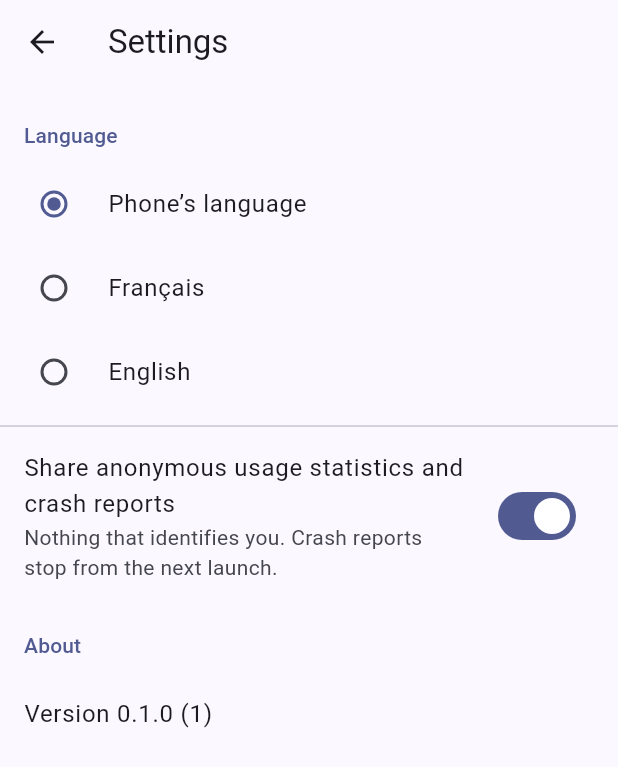
After one commit to Richard-DEPIERRE/deroches-apps, a Flutter app: the screen it shows after launch, after a tap on "Skip", after a tap on the "settings" icon, on a phone screen of 412 x 824 dp. The commit adds this screen. Shown: the top 767 px of the screen. Run offline on Flutter 3.47's test engine with Material 3 defaults, Android fonts, the phone set to English and light mode, and no system bars; our stand-ins replace file_picker, package_info_plus, sentry_flutter; missing offline and left inert: posthog_flutter, purchases_flutter.

Commit message:
DAPP-32: settings screen with language and the statistics switch (part 1)
- SettingsScreen: the app's own sections, then language (French, English
  or the phone's), the "Share anonymous usage statistics and crash reports"
  switch, and the version and build.
- KitApp takes the kit state; its saved language wins over the device's
  and applies at once (replaces the unsaved languageOverride notifier).
- startCrashReporting takes the kit state and starts nothing while the
  switch is off or the state is unknown (ADR 0005, section 2); the sample
  app loads the kit state first.

Restore purchases and backup come in part 2, rate, support and legal
links in part 3.

Co-Authored-By: Claude Opus 5.5 <noreply@anthropic.com>

```diff
--- a/apps/kit_example/lib/main.dart
+++ b/apps/kit_example/lib/main.dart
@@ -1,5 +1,3 @@
-import 'dart:async';
-
 import 'package:app_kit/app_kit.dart';
 import 'package:flutter/material.dart';
 import 'package:path_provider/path_provider.dart';
@@ -31,6 +29,7 @@ Widget buildApp({
   return KitApp(
     config: exampleConfig,
     crashReporter: crashReporter,
+    kitState: kitState,
     seedColor: Colors.indigo,
     localizationsDelegates: const [ExampleLocalizations.delegate],
     home: (context) {
@@ -50,7 +49,7 @@ Widget buildApp({
             illustration: const _Art(Icons.lock),
           ),
         ],
-        child: const PlaceholderHome(),
+        child: PlaceholderHome(settings: (_) => SettingsScreen(kitState: kitState)),
       );
     },
   );
@@ -58,10 +57,12 @@ Widget buildApp({
 
 Future<void> main() async {
   WidgetsFlutterBinding.ensureInitialized();
+  final directory = await getApplicationSupportDirectory();
+  final kitState = KitStateController(directory: directory, appId: exampleConfig.slug);
+  // Read first: crash reporting starts only while the statistics switch is on (ADR 0005).
+  await kitState.load();
   // Sends nothing here: the sample app has no Sentry DSN, and debug builds never send.
-  final crashReporter = await startCrashReporting(exampleConfig);
-  final kitState = KitStateController(directory: await getApplicationSupportDirectory(), appId: exampleConfig.slug);
-  unawaited(kitState.load());
+  final crashReporter = await startCrashReporting(exampleConfig, kitState: kitState);
   // Sends nothing here either: the sample app has no PostHog key.
   final analytics = await startAnalytics(
     exampleConfig,
@@ -91,13 +92,24 @@ class _Art extends StatelessWidget {
 
 /// Shows the wiring works: the app's name from its config, its own strings.
 class PlaceholderHome extends StatelessWidget {
-  const PlaceholderHome({super.key});
+  const PlaceholderHome({super.key, required this.settings});
+
+  final WidgetBuilder settings;
 
   @override
   Widget build(BuildContext context) {
     final lang = Localizations.localeOf(context).languageCode;
     return Scaffold(
-      appBar: AppBar(title: Text(KitScope.of(context).config.names[lang]!)),
+      appBar: AppBar(
+        title: Text(KitScope.of(context).config.names[lang]!),
+        actions: [
+          IconButton(
+            icon: const Icon(Icons.settings_outlined),
+            tooltip: KitLocalizations.of(context).settingsTitle,
+            onPressed: () => Navigator.of(context).push(MaterialPageRoute<void>(builder: settings)),
+          ),
+        ],
+      ),
       body: SafeArea(
         child: SingleChildScrollView(
           padding: const EdgeInsets.all(24),
--- a/packages/app_kit/lib/app_kit.dart
+++ b/packages/app_kit/lib/app_kit.dart
@@ -20,3 +20,4 @@ export 'src/purchases/paywall_gate.dart';
 export 'src/purchases/paywall_screen.dart';
 export 'src/purchases/purchases.dart';
 export 'src/purchases/revenuecat_purchases.dart' show RevenueCatPurchases;
+export 'src/settings/settings_screen.dart';
--- a/packages/app_kit/lib/l10n/kit_en.arb
+++ b/packages/app_kit/lib/l10n/kit_en.arb
@@ -168,5 +168,49 @@
   "paywallLoading": "Loading prices",
   "@paywallLoading": {
     "description": "Screen-reader label while the store's prices load."
+  },
+  "settingsTitle": "Settings",
+  "@settingsTitle": {
+    "description": "Title of the settings screen."
+  },
+  "settingsLanguage": "Language",
+  "@settingsLanguage": {
+    "description": "Header of the language choice in settings."
+  },
+  "settingsLanguageDevice": "Phone’s language",
+  "@settingsLanguageDevice": {
+    "description": "Language choice that follows the phone's language (French or English, English otherwise)."
+  },
+  "settingsStatistics": "Share anonymous usage statistics and crash reports",
+  "@settingsStatistics": {
+    "description": "Settings switch (ADR 0005, section 2): it covers analytics and crash reports. Must name crash reports."
+  },
+  "settingsStatisticsDetail": "Nothing that identifies you. Crash reports stop from the next launch.",
+  "@settingsStatisticsDetail": {
+    "description": "Under the statistics switch: what is sent, and when turning it off takes effect for crash reports."
+  },
+  "settingsAbout": "About",
+  "@settingsAbout": {
+    "description": "Header of the about section in settings (the app version)."
+  },
+  "settingsVersion": "Version {version} ({build})",
+  "@settingsVersion": {
+    "description": "The app's version and build number, in settings.",
+    "placeholders": {
+      "version": {
+        "type": "String"
+      },
+      "build": {
+        "type": "String"
+      }
+    }
+  },
+  "settingsLanguageFrench": "Français",
+  "@settingsLanguageFrench": {
+    "description": "French, written in French in both languages."
+  },
+  "settingsLanguageEnglish": "English",
+  "@settingsLanguageEnglish": {
+    "description": "English, written in English in both languages."
   }
 }
--- a/packages/app_kit/lib/l10n/kit_fr.arb
+++ b/packages/app_kit/lib/l10n/kit_fr.arb
@@ -28,5 +28,14 @@
   "paywallRestore": "Restaurer les achats",
   "paywallTerms": "Conditions",
   "paywallPrivacy": "Confidentialité",
-  "paywallLoading": "Chargement des prix"
+  "paywallLoading": "Chargement des prix",
+  "settingsTitle": "Réglages",
+  "settingsLanguage": "Langue",
+  "settingsLanguageDevice": "Langue du téléphone",
+  "settingsStatistics": "Partager des statistiques d’utilisation et des rapports de plantage anonymes",
+  "settingsStatisticsDetail": "Rien qui vous identifie. Les rapports de plantage s’arrêtent au prochain lancement.",
+  "settingsAbout": "À propos",
+  "settingsVersion": "Version {version} ({build})",
+  "settingsLanguageFrench": "Français",
+  "settingsLanguageEnglish": "English"
 }
--- a/packages/app_kit/lib/l10n/kit_localizations.dart
+++ b/packages/app_kit/lib/l10n/kit_localizations.dart
@@ -271,6 +271,60 @@ abstract class KitLocalizations {
   /// In en, this message translates to:
   /// **'Loading prices'**
   String get paywallLoading;
+
+  /// Title of the settings screen.
+  ///
+  /// In en, this message translates to:
+  /// **'Settings'**
+  String get settingsTitle;
+
+  /// Header of the language choice in settings.
+  ///
+  /// In en, this message translates to:
+  /// **'Language'**
+  String get settingsLanguage;
+
+  /// Language choice that follows the phone's language (French or English, English otherwise).
+  ///
+  /// In en, this message translates to:
+  /// **'Phone’s language'**
+  String get settingsLanguageDevice;
+
+  /// Settings switch (ADR 0005, section 2): it covers analytics and crash reports. Must name crash reports.
+  ///
+  /// In en, this message translates to:
+  /// **'Share anonymous usage statistics and crash reports'**
+  String get settingsStatistics;
+
+  /// Under the statistics switch: what is sent, and when turning it off takes effect for crash reports.
+  ///
+  /// In en, this message translates to:
+  /// **'Nothing that identifies you. Crash reports stop from the next launch.'**
+  String get settingsStatisticsDetail;
+
+  /// Header of the about section in settings (the app version).
+  ///
+  /// In en, this message translates to:
+  /// **'About'**
+  String get settingsAbout;
+
+  /// The app's version and build number, in settings.
+  ///
+  /// In en, this message translates to:
+  /// **'Version {version} ({build})'**
+  String settingsVersion(String version, String build);
+
+  /// French, written in French in both languages.
+  ///
+  /// In en, this message translates to:
+  /// **'Français'**
+  String get settingsLanguageFrench;
+
+  /// English, written in English in both languages.
+  ///
+  /// In en, this message translates to:
+  /// **'English'**
+  String get settingsLanguageEnglish;
 }
 
 class _KitLocalizationsDelegate
--- a/packages/app_kit/lib/l10n/kit_localizations_en.dart
+++ b/packages/app_kit/lib/l10n/kit_localizations_en.dart
@@ -177,4 +177,35 @@ class KitLocalizationsEn extends KitLocalizations {
 
   @override
   String get paywallLoading => 'Loading prices';
+
+  @override
+  String get settingsTitle => 'Settings';
+
+  @override
+  String get settingsLanguage => 'Language';
+
+  @override
+  String get settingsLanguageDevice => 'Phone’s language';
+
+  @override
+  String get settingsStatistics =>
+      'Share anonymous usage statistics and crash reports';
+
+  @override
+  String get settingsStatisticsDetail =>
+      'Nothing that identifies you. Crash reports stop from the next launch.';
+
+  @override
+  String get settingsAbout => 'About';
+
+  @override
+  String settingsVersion(String version, String build) {
+    return 'Version $version ($build)';
+  }
+
+  @override
+  String get settingsLanguageFrench => 'Français';
+
+  @override
+  String get settingsLanguageEnglish => 'English';
 }
--- a/packages/app_kit/lib/src/app/kit_app.dart
+++ b/packages/app_kit/lib/src/app/kit_app.dart
@@ -4,6 +4,7 @@ import 'package:flutter/material.dart';
 import '../../l10n/kit_localizations.dart';
 import '../config/app_config.dart';
 import '../crash/crash_reporter.dart';
+import '../data/kit_state.dart';
 import '../l10n/language.dart';
 import 'kit_error_view.dart';
 import 'kit_scope.dart';
@@ -16,11 +17,11 @@ class KitApp extends StatefulWidget {
     super.key,
     required this.config,
     required this.seedColor,
+    required this.kitState,
     required this.home,
     this.fontFamily,
     this.localizationsDelegates = const [],
     this.crashReporter = const NoopCrashReporter(),
-    this.languageOverride,
   }) {
     config.check();
   }
@@ -40,19 +41,17 @@ class KitApp extends StatefulWidget {
 
   final CrashReporter crashReporter;
 
-  /// The language the user picked; the kit makes one when none is given.
-  final ValueNotifier<Locale?>? languageOverride;
+  /// The kit's saved state. Its language, picked in settings, wins over the
+  /// device's and applies at once.
+  final KitStateController kitState;
 
   @override
   State<KitApp> createState() => _KitAppState();
 }
 
 class _KitAppState extends State<KitApp> {
-  late final ValueNotifier<Locale?> _ownOverride = ValueNotifier(null);
   late final VoidCallback _uninstallCrashReporter;
   final ErrorWidgetBuilder _previousErrorBuilder = ErrorWidget.builder;
-
-  ValueNotifier<Locale?> get _override => widget.languageOverride ?? _ownOverride;
 
   @override
   void initState() {
@@ -65,7 +64,6 @@ class _KitAppState extends State<KitApp> {
   void dispose() {
     _uninstallCrashReporter();
     ErrorWidget.builder = _previousErrorBuilder;
-    _ownOverride.dispose();
     super.dispose();
   }
 
@@ -79,14 +77,16 @@ class _KitAppState extends State<KitApp> {
     return KitScope(
       config: widget.config,
       crashReporter: widget.crashReporter,
-      languageOverride: _override,
-      child: ValueListenableBuilder(
-        valueListenable: _override,
-        builder: (context, override, _) => MaterialApp(
+      child: ListenableBuilder(
+        listenable: widget.kitState,
+        builder: (context, _) => MaterialApp(
           onGenerateTitle: (context) => widget.config.names[Localizations.localeOf(context).languageCode]!,
           theme: _theme(Brightness.light),
           darkTheme: _theme(Brightness.dark),
-          locale: override,
+          locale: switch (widget.kitState.state?.languageOverride) {
+            final lang? => Locale(lang),
+            null => null,
+          },
           supportedLocales: kitLocales,
           localeListResolutionCallback: (locales, _) => resolveKitLocale(locales),
           localizationsDelegates: [...widget.localizationsDelegates, ...KitLocalizations.localizationsDelegates],
--- a/packages/app_kit/lib/src/crash/sentry_crash_reporter.dart
+++ b/packages/app_kit/lib/src/crash/sentry_crash_reporter.dart
@@ -6,6 +6,7 @@ import 'package:package_info_plus/package_info_plus.dart';
 import 'package:sentry_flutter/sentry_flutter.dart';
 
 import '../config/app_config.dart';
+import '../data/kit_state.dart';
 import 'crash_reporter.dart';
 
 /// The breadcrumb category of the kit's own notes; Sentry drops every other.
@@ -14,13 +15,18 @@ const kitBreadcrumbCategory = 'kit';
 /// Starts Sentry (ADR 0005) and returns the reporter to give [KitApp].
 ///
 /// Only in release builds of an app whose config has a [AppConfig.sentryDsn];
-/// otherwise nothing starts and nothing is sent.
+/// otherwise nothing starts and nothing is sent. Nothing starts either while
+/// the settings switch "Share anonymous usage statistics and crash reports"
+/// is off, or while [kitState] isn't loaded (ADR 0005, section 2): load it
+/// first. Turning the switch off takes effect at the next launch.
 Future<CrashReporter> startCrashReporting(
   AppConfig config, {
+  required KitStateController kitState,
   @visibleForTesting bool releaseBuild = kReleaseMode,
 }) async {
   final dsn = config.sentryDsn;
-  if (!releaseBuild || dsn == null) return const NoopCrashReporter();
+  final allowed = kitState.state?.analyticsEnabled ?? false;
+  if (!releaseBuild || dsn == null || !allowed) return const NoopCrashReporter();
   WidgetsFlutterBinding.ensureInitialized();
   final info = await PackageInfo.fromPlatform();
   await SentryFlutter.init(
--- /dev/null
+++ b/packages/app_kit/lib/src/settings/settings_screen.dart
@@ -0,0 +1,86 @@
+import 'package:flutter/material.dart';
+import 'package:package_info_plus/package_info_plus.dart';
+
+import '../../l10n/kit_localizations.dart';
+import '../data/kit_state.dart';
+
+/// The settings screen every app gets (ADR 0001, section 10): the app's own
+/// [appSections] first, then language, the statistics switch and the version.
+class SettingsScreen extends StatefulWidget {
+  const SettingsScreen({super.key, required this.kitState, this.appSections = const []});
+
+  final KitStateController kitState;
+  final List<Widget> appSections;
+
+  @override
+  State<SettingsScreen> createState() => _SettingsScreenState();
+}
+
+class _SettingsScreenState extends State<SettingsScreen> {
+  final _info = PackageInfo.fromPlatform();
+
+  // A failed save keeps the choice on screen; it is asked again next launch.
+  void _update(KitState Function(KitState) change) =>
+      widget.kitState.update(change).catchError((Object e) => debugPrint('settings: $e'));
+
+  @override
+  Widget build(BuildContext context) {
+    final l10n = KitLocalizations.of(context);
+    final theme = Theme.of(context);
+    Widget header(String text) => Padding(
+      padding: const EdgeInsets.fromLTRB(16, 24, 16, 8),
+      child: Text(text, style: theme.textTheme.titleSmall?.copyWith(color: theme.colorScheme.primary)),
+    );
+
+    return Scaffold(
+      appBar: AppBar(title: Text(l10n.settingsTitle)),
+      body: ListenableBuilder(
+        listenable: widget.kitState,
+        builder: (context, _) {
+          final state = widget.kitState.state;
+          return ListView(
+            children: [
+              ...widget.appSections,
+              header(l10n.settingsLanguage),
+              RadioGroup<String>(
+                groupValue: state?.languageOverride ?? '',
+                onChanged: (lang) => _update(
+                  (s) => lang == null || lang.isEmpty
+                      ? s.copyWith(clearLanguageOverride: true)
+                      : s.copyWith(languageOverride: lang),
+                ),
+                child: Column(
+                  children: [
+                    for (final (value, label) in [
+                      ('', l10n.settingsLanguageDevice),
+                      ('fr', l10n.settingsLanguageFrench),
+                      ('en', l10n.settingsLanguageEnglish),
+                    ])
+                      RadioListTile(value: value, title: Text(label), enabled: state != null),
+                  ],
+                ),
+              ),
+              const Divider(),
+              SwitchListTile(
+                title: Text(l10n.settingsStatistics),
+                subtitle: Text(l10n.settingsStatisticsDetail),
+                value: state?.analyticsEnabled ?? false,
+                onChanged: state == null ? null : (on) => _update((s) => s.copyWith(analyticsEnabled: on)),
+              ),
+              header(l10n.settingsAbout),
+              FutureBuilder(
+                future: _info,
+                builder: (context, info) => ListTile(
+                  title: Text(switch (info.data) {
+                    final i? => l10n.settingsVersion(i.version, i.buildNumber),
+                    null => '',
+                  }),
+                ),
+              ),
+            ],
+          );
+        },
+      ),
+    );
+  }
+}
```
Also changed, not shown: packages/app_kit/lib/l10n/kit_localizations_fr.dart (+31 -0 lines), packages/app_kit/lib/src/app/kit_scope.dart (+2 -14 lines), 5 other files.
